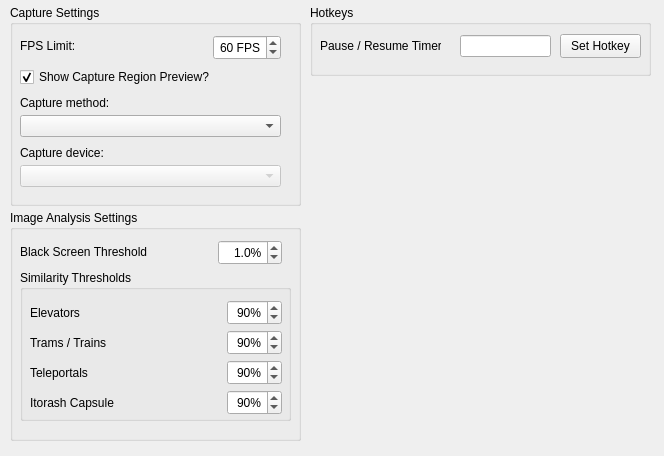
Above: res/settings.ui from goth-uhaul/zdcurtain before the change. Below: the same form after it.
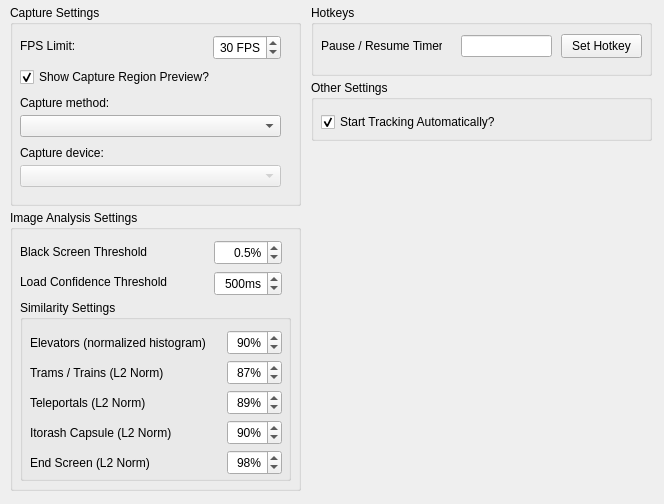
That is the form after the change. Icons and pictures are not drawn.

Commit message: Wire up default settings

Patch:
```diff
--- a/res/settings.ui
+++ b/res/settings.ui
@@ -8,7 +8,7 @@
     <x>0</x>
     <y>0</y>
     <width>664</width>
-    <height>456</height>
+    <height>504</height>
    </rect>
   </property>
   <property name="font">
@@ -76,7 +76,7 @@
      <number>240</number>
     </property>
     <property name="value">
-     <number>60</number>
+     <number>30</number>
     </property>
    </widget>
    <widget class="QCheckBox" name="live_capture_region_checkbox">
@@ -157,7 +157,7 @@
      <x>10</x>
      <y>210</y>
      <width>291</width>
-     <height>231</height>
+     <height>281</height>
     </rect>
    </property>
    <property name="title">
@@ -180,25 +180,25 @@
     <property name="geometry">
      <rect>
       <x>10</x>
-      <y>60</y>
+      <y>90</y>
       <width>271</width>
-      <height>151</height>
+      <height>181</height>
      </rect>
     </property>
     <property name="title">
-     <string>Similarity Thresholds</string>
+     <string>Similarity Settings</string>
     </property>
     <widget class="QLabel" name="elevator_similarity_label">
      <property name="geometry">
       <rect>
        <x>10</x>
        <y>35</y>
-       <width>68</width>
+       <width>181</width>
        <height>16</height>
       </rect>
      </property>
      <property name="text">
-      <string>Elevators</string>
+      <string>Elevators (normalized histogram)</string>
      </property>
     </widget>
     <widget class="QLabel" name="tram_similarity_label">
@@ -206,12 +206,12 @@
       <rect>
        <x>10</x>
        <y>65</y>
-       <width>95</width>
+       <width>181</width>
        <height>16</height>
       </rect>
      </property>
      <property name="text">
-      <string>Trams / Trains</string>
+      <string>Trams / Trains (L2 Norm)</string>
      </property>
     </widget>
     <widget class="QLabel" name="teleportal_similarity_label">
@@ -219,12 +219,12 @@
       <rect>
        <x>10</x>
        <y>95</y>
-       <width>78</width>
+       <width>181</width>
        <height>16</height>
       </rect>
      </property>
      <property name="text">
-      <string>Teleportals</string>
+      <string>Teleportals (L2 Norm)</string>
      </property>
     </widget>
     <widget class="QLabel" name="egg_similarity_label">
@@ -232,12 +232,12 @@
       <rect>
        <x>10</x>
        <y>125</y>
-       <width>102</width>
+       <width>181</width>
        <height>16</height>
       </rect>
      </property>
      <property name="text">
-      <string>Itorash Capsule</string>
+      <string>Itorash Capsule (L2 Norm)</string>
      </property>
     </widget>
     <widget class="QSpinBox" name="egg_similarity_spinbox">
@@ -287,7 +287,7 @@
       <number>100</number>
      </property>
      <property name="value">
-      <number>90</number>
+      <number>87</number>
      </property>
     </widget>
     <widget class="QSpinBox" name="elevator_similarity_spinbox">
@@ -337,16 +337,54 @@
       <number>100</number>
      </property>
      <property name="value">
-      <number>90</number>
+      <number>89</number>
+     </property>
+    </widget>
+    <widget class="QLabel" name="end_screen_similarity_label">
+     <property name="geometry">
+      <rect>
+       <x>10</x>
+       <y>155</y>
+       <width>181</width>
+       <height>16</height>
+      </rect>
+     </property>
+     <property name="text">
+      <string>End Screen (L2 Norm)</string>
+     </property>
+    </widget>
+    <widget class="QSpinBox" name="end_screen_similarity_spinbox">
+     <property name="geometry">
+      <rect>
+       <x>207</x>
+       <y>150</y>
+       <width>55</width>
+       <height>25</height>
+      </rect>
+     </property>
+     <property name="alignment">
+      <set>Qt::AlignmentFlag::AlignRight|Qt::AlignmentFlag::AlignTrailing|Qt::AlignmentFlag::AlignVCenter</set>
+     </property>
+     <property name="suffix">
+      <string>%</string>
+     </property>
+     <property name="minimum">
+      <number>1</number>
+     </property>
+     <property name="maximum">
+      <number>100</number>
+     </property>
+     <property name="value">
+      <number>98</number>
      </property>
     </widget>
    </widget>
    <widget class="QDoubleSpinBox" name="black_threshold_spinbox">
     <property name="geometry">
      <rect>
-      <x>208</x>
+      <x>204</x>
       <y>30</y>
-      <width>64</width>
+      <width>68</width>
       <height>25</height>
      </rect>
     </property>
@@ -366,14 +404,55 @@
      <double>0.100000000000000</double>
     </property>
     <property name="value">
-     <double>1.000000000000000</double>
+     <double>0.500000000000000</double>
+    </property>
+   </widget>
+   <widget class="QLabel" name="load_confidence_threshold_label">
+    <property name="geometry">
+     <rect>
+      <x>10</x>
+      <y>64</y>
+      <width>184</width>
+      <height>16</height>
+     </rect>
+    </property>
+    <property name="text">
+     <string>Load Confidence Threshold</string>
+    </property>
+   </widget>
+   <widget class="QSpinBox" name="load_confidence_threshold_spinbox">
+    <property name="geometry">
+     <rect>
+      <x>204</x>
+      <y>61</y>
+      <width>68</width>
+      <height>25</height>
+     </rect>
+    </property>
+    <property name="alignment">
+     <set>Qt::AlignmentFlag::AlignRight|Qt::AlignmentFlag::AlignTrailing|Qt::AlignmentFlag::AlignVCenter</set>
+    </property>
+    <property name="suffix">
+     <string>ms</string>
+    </property>
+    <property name="minimum">
+     <number>100</number>
+    </property>
+    <property name="maximum">
+     <number>1000</number>
+    </property>
+    <property name="singleStep">
+     <number>100</number>
+    </property>
+    <property name="value">
+     <number>500</number>
     </property>
    </widget>
   </widget>
   <widget class="QGroupBox" name="hotkey_settings_groupbox">
    <property name="geometry">
     <rect>
-     <x>310</x>
+     <x>311</x>
      <y>5</y>
      <width>341</width>
      <height>71</height>
@@ -428,6 +507,38 @@
     </property>
    </widget>
   </widget>
+  <widget class="QGroupBox" name="hotkey_settings_groupbox_2">
+   <property name="geometry">
+    <rect>
+     <x>311</x>
+     <y>80</y>
+     <width>341</width>
+     <height>61</height>
+    </rect>
+   </property>
+   <property name="title">
+    <string>Other Settings</string>
+   </property>
+   <widget class="QCheckBox" name="start_tracking_automatically_checkbox">
+    <property name="geometry">
+     <rect>
+      <x>10</x>
+      <y>30</y>
+      <width>261</width>
+      <height>24</height>
+     </rect>
+    </property>
+    <property name="text">
+     <string>Start Tracking Automatically?</string>
+    </property>
+    <property name="checked">
+     <bool>true</bool>
+    </property>
+    <property name="tristate">
+     <bool>false</bool>
+    </property>
+   </widget>
+  </widget>
  </widget>
  <tabstops>
   <tabstop>set_pause_hotkey_button</tabstop>
```
Left out of the diff: 3 changed lines with no effect on the pictures. The commit also changes 5 other files.
